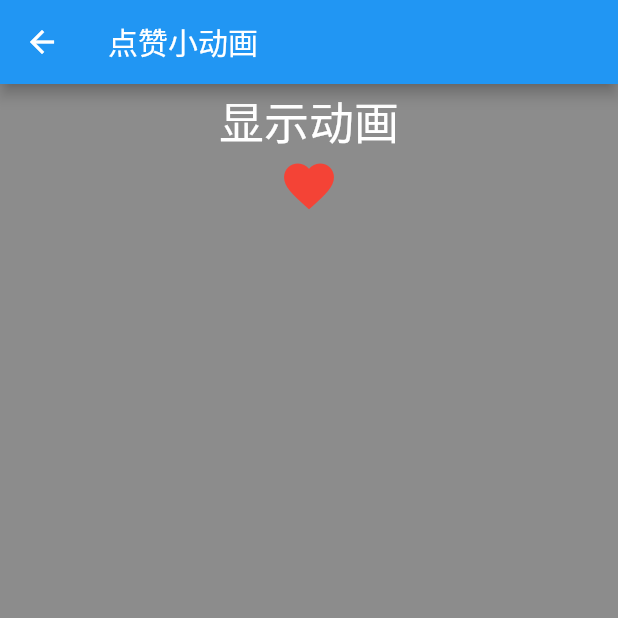
After one commit to HelloWmz/flutter_study, a Flutter app: the LikeAnimationPage screen opened directly, after a tap on "显示动画", on a phone screen of 412 x 824 dp, the top half of it. The commit adds this screen. Run offline on Flutter 3.47's test engine with Material 2 defaults, Android fonts, the phone set to English and light mode, and no system bars; our stand-ins replace dio, flutter_screenutil, fluttertoast, logger, retrofit, shared_preferences and 1 more; missing offline and left inert: flutter_verification_box; accounts and stored records are empty; generated files the repository leaves out were written again; network calls fail.

```diff
--- a/lib/Databean.dart
+++ b/lib/Databean.dart
@@ -59,6 +59,8 @@ List mListData = [
     ],
   },
 ];
+
+
 
 List mListFriends = [
   {
--- a/lib/HomePage.dart
+++ b/lib/HomePage.dart
@@ -27,6 +27,8 @@ class _HomePageState extends State<HomePage> {
     {'tittle': "点击小游戏", 'routeName': "/palyGamePage"},
     {'tittle': "provider使用", 'routeName': "/providerPage"},
     {'tittle': "吸顶sticky_headers", 'routeName': "/stickyPage"},
+    {'tittle': "点赞小动画", 'routeName': "/likeAnimationPage"},
+    {'tittle': "Dio使用", 'routeName': "/DioDemo"},
   ];
 
   @override
--- /dev/null
+++ b/lib/LikeAnimationPage.dart
@@ -0,0 +1,103 @@
+import 'package:flutter/material.dart';
+
+class LikeAnimationPage extends StatefulWidget {
+  @override
+  _LikeAnimationPageState createState() => new _LikeAnimationPageState();
+}
+
+class _LikeAnimationPageState extends State<LikeAnimationPage> {
+  bool isShow=false;
+  @override
+  Widget build(BuildContext context) {
+    return new Scaffold(
+      backgroundColor: Colors.black45,
+      appBar: new AppBar(
+        title: new Text('点赞小动画'),
+      ),
+      body:Column(
+        children: <Widget>[
+          FlatButton(onPressed: (){
+            setState(() {
+              isShow=!isShow;
+            });
+          }, child: Text("显示动画",style: TextStyle(color: Colors.white,fontSize: 30),)),
+          isShow?LikeWidget():Container()
+        ],
+      ),
+    );
+  }
+}
+
+class LikeWidget extends StatefulWidget {
+  @override
+  _LikeWidgetState createState() => new _LikeWidgetState();
+}
+
+class _LikeWidgetState extends State<LikeWidget> with TickerProviderStateMixin {
+  AnimationController animationController1;
+  AnimationController animationController2;
+  AnimationController animationController3;
+  Animation<double> animation1;
+  Animation<double> animation2;
+  Animation<double> animation3;
+  Animation<double> currentanimation;
+  Color currentColor;
+
+  @override
+  void initState() {
+    // TODO: implement initState
+    super.initState();
+    animationController1 =
+        AnimationController(vsync: this, duration: Duration(microseconds: 500));
+    animationController2 =
+        AnimationController(vsync: this, duration: Duration(microseconds: 500));
+    animationController3 =
+        AnimationController(vsync: this, duration: Duration(microseconds: 80));
+    currentColor = Colors.white;
+    animation1 = Tween(begin: 1.0, end: 0.0).animate(animationController1)
+      ..addListener(() {
+        setState(() {});
+      })
+      ..addStatusListener((status) {
+        if (animation1.status == AnimationStatus.completed) {
+          animationController2.forward(from: 0.0);
+          currentanimation = animation2;
+          currentColor = Colors.red;
+        }
+      });
+    animation2 = Tween(begin: 0.0, end: 1.2).animate(animationController2)
+      ..addListener(() {
+        setState(() {});
+      })
+      ..addStatusListener((status) {
+        if (animation2.status == AnimationStatus.completed) {
+          animationController3.forward(from: 0.0);
+          currentanimation = animation3;
+        }
+      });
+    animation3 = Tween(begin: 1.2, end: 1.0).animate(animationController3)
+      ..addListener(() {
+        setState(() {});
+      });
+    currentanimation = animation1;
+    animationController1.forward(from: 0.0);
+  }
+
+  @override
+  Widget build(BuildContext context) {
+    print(currentanimation.value);
+    return Column(
+      mainAxisAlignment: MainAxisAlignment.center,
+      children: <Widget>[
+        Container(
+          alignment: Alignment.center,
+          child: Icon(
+            Icons.favorite,
+            color: currentColor,
+            size: currentanimation.value * 40,
+          ),
+        )
+      ],
+    );
+  }
+}
--- a/lib/RouteUtils.dart
+++ b/lib/RouteUtils.dart
@@ -5,7 +5,9 @@ import 'package:flutterstudy/providerPage.dart';
 
 import 'CartListPage.dart';
 import 'CommodityEvaluationPage.dart';
+import 'Dio.dart';
 import 'IndexPage.dart';
+import 'LikeAnimationPage.dart';
 import 'PalyGamePage.dart';
 import 'RouteArgumentsPage.dart';
 import 'RoutePage.dart';
@@ -24,6 +26,8 @@ final Routes = {
   "/palyGamePage": (context) => PalyGamePage(),
   "/providerPage": (context) => ProviderPage(),
   "/stickyPage": (context) => StickyPage(),
+  "/likeAnimationPage": (context) => LikeAnimationPage(),
+  "/DioDemo": (context) => DioDemo(),
 };
 var onGenerateRoute = (RouteSettings settings) {
   final String name = settings.name;
--- a/lib/SplashPage.dart
+++ b/lib/SplashPage.dart
@@ -31,7 +31,7 @@ class _SplashPage extends State<SplashPage> {
     SharedPreferences sharedPreferences = await SharedPreferences.getInstance();
     bool isLogin =  sharedPreferences.getBool("isLogin");
     setState(() {
-      this.isLogin = isLogin!=null?isLogin:false;
+      this.isLogin = isLogin??false;
     });
   }
 }
--- a/pubspec.yaml
+++ b/pubspec.yaml
@@ -29,6 +29,9 @@ dependencies:
   shared_preferences: ^0.5.0
   provider: ^3.1.0+1
   sticky_headers: ^0.1.8+1
+  dio: ^3.0.0
+  retrofit: ^1.3.4
+  logger: ^0.9.1
 
 
   # The following adds the Cupertino Icons font to your application.
@@ -38,6 +41,8 @@ dependencies:
 dev_dependencies:
   flutter_test:
     sdk: flutter
+  retrofit_generator: ^1.3.4+2
+  build_runner: ^1.10.0
 
 # For information on the generic Dart part of this file, see the
 # following page: https://dart.dev/tools/pub/pubspec
```
Also changed, not shown: lib/Dio.dart (added, +48 -0 lines), lib/PersonPage.dart (+54 -4 lines), lib/StreamPage.dart (added, +32 -0 lines), lib/bean/SendMessageBean.dart (added, +75 -0 lines), lib/netUtils/DioUtils.dart (added, +33 -0 lines), lib/netUtils/RestClient.dart (added, +12 -0 lines), lib/IndexPage.dart (line endings or trailing spaces), pubspec.lock.
